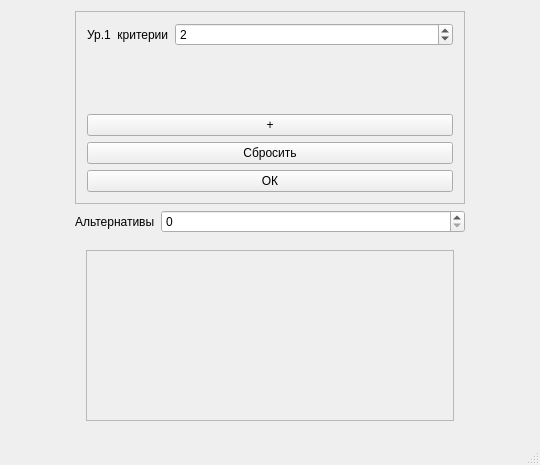
Qt form mainwindow.ui (slice312/AnalyticHierarchyProcess_qt) before a commit.
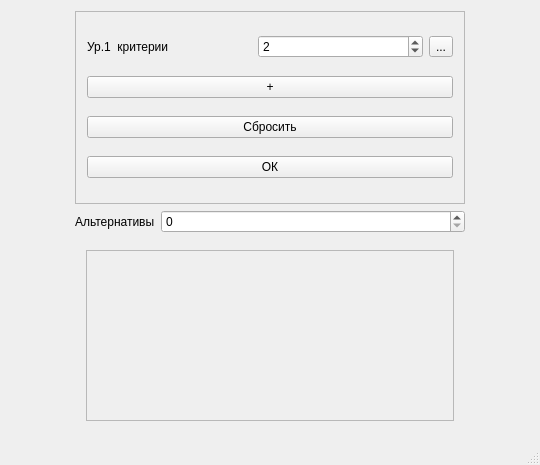
The same form after that commit.

The edit to the form file:
```diff
--- a/mainwindow.ui
+++ b/mainwindow.ui
@@ -37,7 +37,7 @@
        </property>
        <layout class="QVBoxLayout" name="verticalLayout">
         <item>
-         <layout class="QFormLayout" name="column">
+         <layout class="QGridLayout" name="criteriaLayout">
           <item row="0" column="0">
            <widget class="QLabel" name="label1">
             <property name="text">
@@ -52,6 +52,13 @@
             </property>
            </widget>
           </item>
+          <item row="0" column="2">
+           <widget class="QToolButton" name="toolbut1">
+            <property name="text">
+             <string>...</string>
+            </property>
+           </widget>
+          </item>
          </layout>
         </item>
         <item>
```
